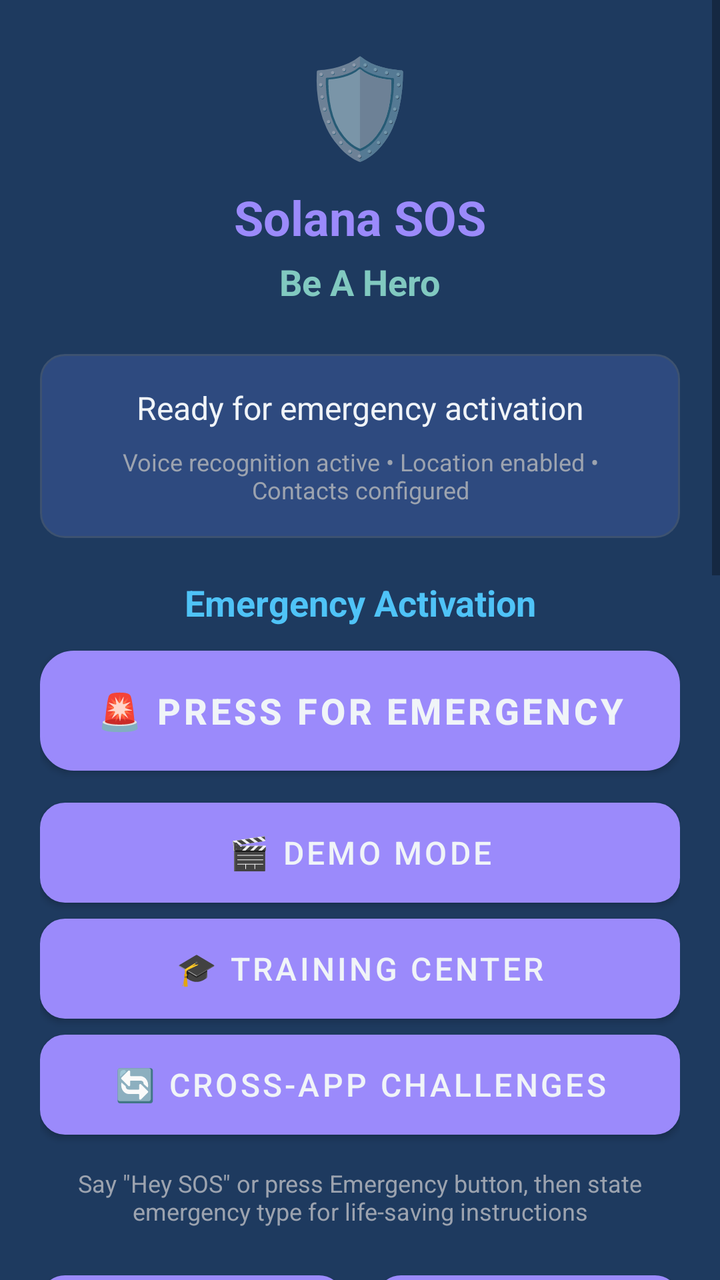
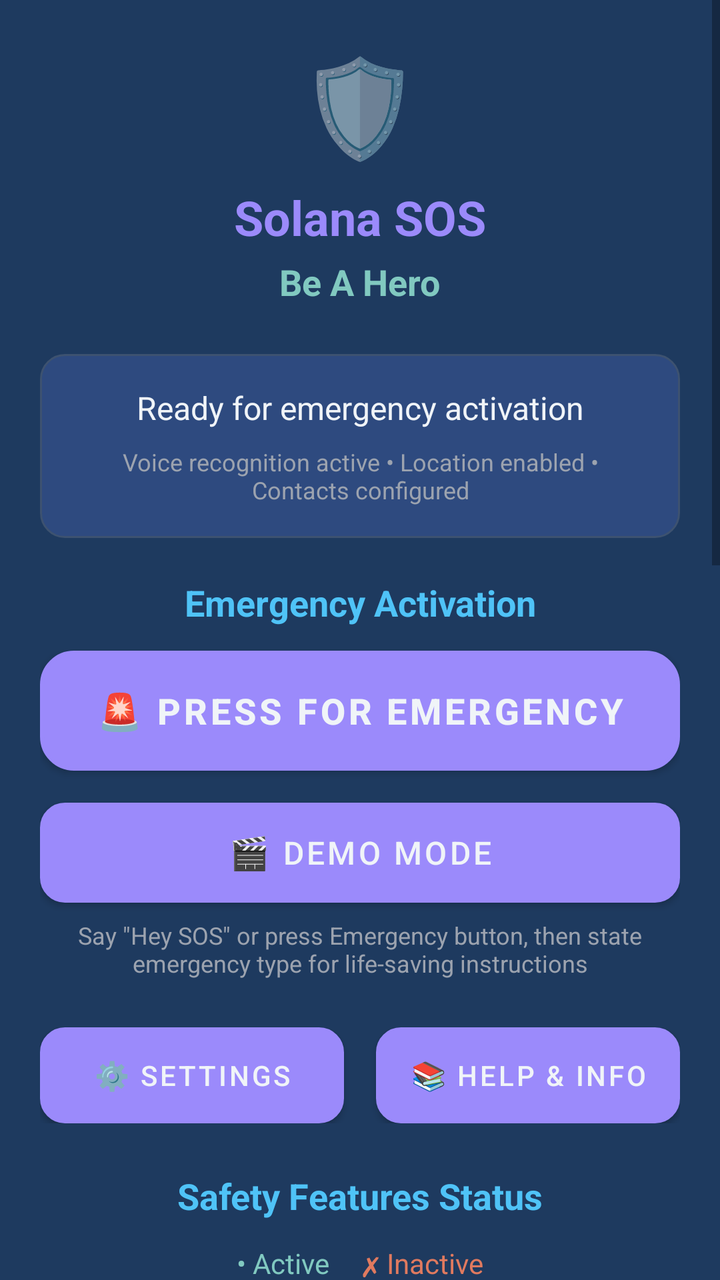

Compare the two renders of this Android layout. The source of the first and the diff that turns it into the second are given below.
<!-- AndroidManifest.xml: activity theme Theme.SolanaSOS -->
<!-- res/layout/activity_main.xml -->
<?xml version="1.0" encoding="utf-8"?>
<ScrollView xmlns:android="http://schemas.android.com/apk/res/android"
    xmlns:app="http://schemas.android.com/apk/res-auto"
    android:layout_width="match_parent"
    android:layout_height="match_parent"
    android:background="@color/deep_navy">

    <LinearLayout
        android:layout_width="match_parent"
        android:layout_height="wrap_content"
        android:orientation="vertical"
        android:padding="20dp">

        
        <LinearLayout
            android:layout_width="match_parent"
            android:layout_height="wrap_content"
            android:orientation="vertical"
            android:gravity="center"
            android:layout_marginBottom="24dp">

            <TextView
                android:layout_width="wrap_content"
                android:layout_height="wrap_content"
                android:text="🛡️"
                android:textSize="48sp"
                android:layout_marginBottom="8dp" />

            <TextView
                android:layout_width="wrap_content"
                android:layout_height="wrap_content"
                android:text="Solana SOS"
                android:textSize="24sp"
                android:textStyle="bold"
                android:textColor="@color/solana_purple"
                android:layout_marginBottom="4dp" />

            <TextView
                android:layout_width="wrap_content"
                android:layout_height="wrap_content"
                android:text="Be A Hero"
                android:textSize="18sp"
                android:textStyle="bold"
                android:textColor="@color/soft_green" />

        </LinearLayout>

        
        <LinearLayout
            android:layout_width="match_parent"
            android:layout_height="wrap_content"
            android:orientation="vertical"
            android:background="@drawable/features_card_background"
            android:padding="16dp"
            android:layout_marginBottom="20dp">

            <TextView
                android:id="@+id/tvStatus"
                android:layout_width="match_parent"
                android:layout_height="wrap_content"
                android:text="Ready for emergency activation"
                android:textSize="16sp"
                android:textColor="@color/text_primary"
                android:gravity="center"
                android:layout_marginBottom="8dp" />

            <TextView
                android:layout_width="match_parent"
                android:layout_height="wrap_content"
                android:text="Voice recognition active • Location enabled • Contacts configured"
                android:textSize="12sp"
                android:textColor="@color/text_muted"
                android:gravity="center" />

        </LinearLayout>

        
        <LinearLayout
            android:layout_width="match_parent"
            android:layout_height="wrap_content"
            android:orientation="vertical"
            android:layout_marginBottom="24dp">

            <TextView
                android:layout_width="match_parent"
                android:layout_height="wrap_content"
                android:text="Emergency Activation"
                android:textSize="18sp"
                android:textStyle="bold"
                android:textColor="#4FC3F7"
                android:gravity="center"
                android:layout_marginBottom="12dp" />

            
            <Button
                android:id="@+id/btnEmergency"
                android:layout_width="match_parent"
                android:layout_height="60dp"
                android:text="🚨 PRESS FOR EMERGENCY"
                android:textSize="18sp"
                android:textStyle="bold"
                android:background="@drawable/emergency_button_calm"
                android:textColor="@color/text_primary"
                android:layout_marginBottom="16dp" />

            
            <Button
                android:id="@+id/btnDemo"
                android:layout_width="match_parent"
                android:layout_height="50dp"
                android:text="🎬 Demo Mode"
                android:textSize="16sp"
                android:background="@drawable/action_button_background"
                android:textColor="@color/text_primary"
                android:layout_marginBottom="8dp" />

            
            <Button
                android:id="@+id/btnTraining"
                android:layout_width="match_parent"
                android:layout_height="50dp"
                android:text="🎓 Training Center"
                android:textSize="16sp"
                android:background="@drawable/action_button_background"
                android:textColor="@color/text_primary"
                android:layout_marginBottom="8dp" />

            
            <Button
                android:id="@+id/btnChallenges"
                android:layout_width="match_parent"
                android:layout_height="50dp"
                android:text="🔄 Cross-App Challenges"
                android:textSize="16sp"
                android:background="@drawable/action_button_background"
                android:textColor="@color/text_primary"
                android:layout_marginBottom="16dp" />

            <TextView
                android:layout_width="match_parent"
                android:layout_height="wrap_content"
                android:text="Say &quot;Hey SOS&quot; or press Emergency button, then state emergency type for life-saving instructions"
                android:textSize="12sp"
                android:textColor="@color/text_muted"
                android:gravity="center" />

        </LinearLayout>

        
        <LinearLayout
            android:layout_width="match_parent"
            android:layout_height="wrap_content"
            android:orientation="horizontal"
            android:layout_marginBottom="24dp">

            <Button
                android:id="@+id/btnSettings"
                android:layout_width="0dp"
                android:layout_height="48dp"
                android:layout_weight="1"
                android:text="⚙️ Settings"
                android:textSize="14sp"
                android:background="@drawable/action_button_background"
                android:textColor="@color/text_primary"
                android:layout_marginEnd="8dp" />

            <Button
                android:id="@+id/btnHelp"
                android:layout_width="0dp"
                android:layout_height="48dp"
                android:layout_weight="1"
                android:text="📚 Help &amp; Info"
                android:textSize="14sp"
                android:background="@drawable/action_button_background"
                android:textColor="@color/text_primary"
                android:layout_marginStart="8dp" />

        </LinearLayout>

        
        <LinearLayout
            android:layout_width="match_parent"
            android:layout_height="wrap_content"
            android:orientation="vertical"
            android:layout_marginBottom="24dp">

            <TextView
                android:layout_width="match_parent"
                android:layout_height="wrap_content"
                android:text="Safety Features Status"
                android:textSize="18sp"
                android:textStyle="bold"
                android:textColor="#4FC3F7"
                android:gravity="center"
                android:layout_marginBottom="12dp" />

            <LinearLayout
                android:layout_width="match_parent"
                android:layout_height="wrap_content"
                android:orientation="horizontal"
                android:gravity="center"
                android:layout_marginBottom="8dp">

                <TextView
                    android:layout_width="wrap_content"
                    android:layout_height="wrap_content"
                    android:text="• Active"
                    android:textSize="14sp"
                    android:textColor="@color/status_success"
                    android:layout_marginEnd="16dp" />

                <TextView
                    android:layout_width="wrap_content"
                    android:layout_height="wrap_content"
                    android:text="✗ Inactive"
                    android:textSize="14sp"
                    android:textColor="@color/status_inactive" />

            </LinearLayout>

            <LinearLayout
                android:layout_width="match_parent"
                android:layout_height="wrap_content"
                android:orientation="vertical"
                android:background="@drawable/features_card_background"
                android:padding="16dp">

                <LinearLayout
                    android:layout_width="match_parent"
                    android:layout_height="wrap_content"
                    android:orientation="horizontal"
                    android:layout_marginBottom="8dp">

                    <TextView
                        android:id="@+id/tvSilentSOS"
                        android:layout_width="0dp"
                        android:layout_height="wrap_content"
                        android:layout_weight="1"
                        android:text="• Silent SOS Power"
                        android:textSize="14sp"
                        android:textColor="@color/text_secondary" />

                    <TextView
                        android:id="@+id/tvSilentSOSVolume"
                        android:layout_width="0dp"
                        android:layout_height="wrap_content"
                        android:layout_weight="1"
                        android:text="• Silent SOS Volume"
                        android:textSize="14sp"
                        android:textColor="@color/text_secondary" />

                </LinearLayout>

                <LinearLayout
                    android:layout_width="match_parent"
                    android:layout_height="wrap_content"
                    android:orientation="horizontal"
                    android:layout_marginBottom="8dp">

                    <TextView
                        android:id="@+id/tvCrashDetection"
                        android:layout_width="0dp"
                        android:layout_height="wrap_content"
                        android:layout_weight="1"
                        android:text="• Crash Detection"
                        android:textSize="14sp"
                        android:textColor="@color/text_secondary" />

                    <TextView
                        android:id="@+id/tvVoiceRecognition"
                        android:layout_width="0dp"
                        android:layout_height="wrap_content"
                        android:layout_weight="1"
                        android:text="• Voice Recognition"
                        android:textSize="14sp"
                        android:textColor="@color/text_secondary" />

                </LinearLayout>

                <LinearLayout
                    android:layout_width="match_parent"
                    android:layout_height="wrap_content"
                    android:orientation="horizontal"
                    android:layout_marginBottom="8dp">

                    <TextView
                        android:id="@+id/tvTrustedNetwork"
                        android:layout_width="0dp"
                        android:layout_height="wrap_content"
                        android:layout_weight="1"
                        android:text="• Personalized Emergency Contacts"
                        android:textSize="14sp"
                        android:textColor="@color/text_secondary" />

                </LinearLayout>

                <LinearLayout
                    android:layout_width="match_parent"
                    android:layout_height="wrap_content"
                    android:orientation="horizontal"
                    android:layout_marginBottom="8dp">

                    <TextView
                        android:id="@+id/tvOfflineMode"
                        android:layout_width="0dp"
                        android:layout_height="wrap_content"
                        android:layout_weight="1"
                        android:text="• Offline Only Mode"
                        android:textSize="14sp"
                        android:textColor="@color/text_secondary" />

                    <TextView
                        android:id="@+id/tvContextAware"
                        android:layout_width="0dp"
                        android:layout_height="wrap_content"
                        android:layout_weight="1"
                        android:text="• Context-Aware"
                        android:textSize="14sp"
                        android:textColor="@color/status_success" />

                </LinearLayout>

                <LinearLayout
                    android:layout_width="match_parent"
                    android:layout_height="wrap_content"
                    android:orientation="horizontal"
                    android:layout_marginBottom="8dp">

                    <TextView
                        android:id="@+id/tvHybridMode"
                        android:layout_width="0dp"
                        android:layout_height="wrap_content"
                        android:layout_weight="1"
                        android:text="• Hybrid Offline/Online Mode"
                        android:textSize="14sp"
                        android:textColor="@color/status_success" />

                    <TextView
                        android:id="@+id/tvLocationSharing"
                        android:layout_width="0dp"
                        android:layout_height="wrap_content"
                        android:layout_weight="1"
                        android:text="• Location Sharing"
                        android:textSize="14sp"
                        android:textColor="@color/status_success" />

                </LinearLayout>

                <LinearLayout
                    android:layout_width="match_parent"
                    android:layout_height="wrap_content"
                    android:orientation="horizontal">

                    <TextView
                        android:id="@+id/tvBlockchain"
                        android:layout_width="0dp"
                        android:layout_height="wrap_content"
                        android:layout_weight="1"
                        android:text="• Blockchain Secure"
                        android:textSize="14sp"
                        android:textColor="@color/status_success" />

                </LinearLayout>

            </LinearLayout>

        </LinearLayout>

        
        <LinearLayout
            android:layout_width="match_parent"
            android:layout_height="wrap_content"
            android:orientation="vertical"
            android:layout_marginBottom="24dp">

            <TextView
                android:layout_width="match_parent"
                android:layout_height="wrap_content"
                android:text="SOS Hero Status"
                android:textSize="18sp"
                android:textStyle="bold"
                android:textColor="#4FC3F7"
                android:gravity="center"
                android:layout_marginBottom="12dp" />

            <LinearLayout
                android:layout_width="match_parent"
                android:layout_height="wrap_content"
                android:orientation="vertical"
                android:background="@drawable/features_card_background"
                android:padding="16dp">

                <LinearLayout
                    android:layout_width="match_parent"
                    android:layout_height="wrap_content"
                    android:orientation="horizontal">

                    <LinearLayout
                        android:layout_width="0dp"
                        android:layout_height="wrap_content"
                        android:layout_weight="1"
                        android:orientation="vertical"
                        android:gravity="center">

                        <TextView
                            android:id="@+id/tvHeroLevel"
                            android:layout_width="wrap_content"
                            android:layout_height="wrap_content"
                            android:text="Hero Level: 3"
                            android:textSize="14sp"
                            android:textColor="#00D4FF"
                            android:layout_gravity="center" />

                        <TextView
                            android:id="@+id/tvHeroXP"
                            android:layout_width="wrap_content"
                            android:layout_height="wrap_content"
                            android:text="XP: 1,250"
                            android:textSize="14sp"
                            android:textColor="@color/soft_green"
                            android:layout_gravity="center" />

                    </LinearLayout>

                    <LinearLayout
                        android:layout_width="0dp"
                        android:layout_height="wrap_content"
                        android:layout_weight="1"
                        android:orientation="vertical"
                        android:gravity="center">

                        <TextView
                            android:id="@+id/tvBonkBalance"
                            android:layout_width="wrap_content"
                            android:layout_height="wrap_content"
                            android:text="BONK: 100"
                            android:textSize="14sp"
                            android:textColor="#F7931A" />

                        <TextView
                            android:id="@+id/tvSkrBalance"
                            android:layout_width="wrap_content"
                            android:layout_height="wrap_content"
                            android:text="SKR: 25"
                            android:textSize="14sp"
                            android:textColor="@color/solana_purple" />

                    </LinearLayout>

                </LinearLayout>

                
                <LinearLayout
                    android:layout_width="match_parent"
                    android:layout_height="wrap_content"
                    android:orientation="vertical"
                    android:layout_marginTop="12dp">

                    <TextView
                        android:id="@+id/tvNextLevel"
                        android:layout_width="match_parent"
                        android:layout_height="wrap_content"
                        android:text="Next level: 250 XP needed"
                        android:textSize="12sp"
                        android:textColor="@color/text_muted"
                        android:gravity="center"
                        android:layout_marginBottom="4dp" />

                    <ProgressBar
                        android:id="@+id/progressBar"
                        style="?android:attr/progressBarStyleHorizontal"
                        android:layout_width="match_parent"
                        android:layout_height="6dp"
                        android:progress="50"
                        android:progressTint="@color/soft_green"
                        android:backgroundTint="@color/status_inactive" />

                </LinearLayout>

            </LinearLayout>

        </LinearLayout>

        
        <LinearLayout
            android:layout_width="match_parent"
            android:layout_height="wrap_content"
            android:orientation="vertical"
            android:layout_marginBottom="24dp">

            <TextView
                android:layout_width="match_parent"
                android:layout_height="wrap_content"
                android:text="Manual Actions"
                android:textSize="18sp"
                android:textStyle="bold"
                android:textColor="#4FC3F7"
                android:gravity="center"
                android:layout_marginBottom="12dp" />

            <LinearLayout
                android:id="@+id/emergencyOptionsLayout"
                android:layout_width="match_parent"
                android:layout_height="wrap_content"
                android:orientation="vertical"
                android:visibility="visible"
                android:background="@drawable/features_card_background"
                android:padding="16dp"
                android:layout_marginBottom="16dp">

                <Button
                    android:layout_width="match_parent"
                    android:layout_height="40dp"
                    android:text="🆘 Call 911"
                    android:textSize="14sp"
                    android:background="@drawable/emergency_action_button"
                    android:textColor="@color/text_primary"
                    android:layout_marginBottom="4dp" />

                <Button
                    android:layout_width="match_parent"
                    android:layout_height="40dp"
                    android:text="📍 Share Location"
                    android:textSize="14sp"
                    android:background="@drawable/emergency_action_button"
                    android:textColor="@color/text_primary"
                    android:layout_marginBottom="4dp" />

                <Button
                    android:layout_width="match_parent"
                    android:layout_height="40dp"
                    android:text="📞 Alert Contacts"
                    android:textSize="14sp"
                    android:background="@drawable/emergency_action_button"
                    android:textColor="@color/text_primary" />

            </LinearLayout>

        </LinearLayout>

        
        <LinearLayout
            android:id="@+id/emergencyLayout"
            android:layout_width="match_parent"
            android:layout_height="wrap_content"
            android:orientation="vertical"
            android:visibility="gone"
            android:background="@drawable/emergency_response_background"
            android:padding="16dp">

            <TextView
                android:id="@+id/tvEmergencyType"
                android:layout_width="match_parent"
                android:layout_height="wrap_content"
                android:text="EMERGENCY TYPE"
                android:textSize="20sp"
                android:textStyle="bold"
                android:textColor="@color/text_primary"
                android:gravity="center"
                android:layout_marginBottom="12dp" />

            <TextView
                android:id="@+id/tvInstructions"
                android:layout_width="match_parent"
                android:layout_height="wrap_content"
                android:text="Emergency instructions will appear here..."
                android:textSize="16sp"
                android:textColor="@color/instruction_text"
                android:lineSpacingExtra="4dp" />

        </LinearLayout>

    </LinearLayout>

</ScrollView>
<!-- resources referenced by this layout -->
<resources>
  <color name="deep_navy">#1E3A5F</color>
  <color name="instruction_text">#F0F4F8</color>
  <color name="soft_green">#81C9C0</color>
  <color name="solana_purple">#9B8AFB</color>
  <color name="status_inactive">#E07A5F</color>
  <color name="status_success">#81C9C0</color>
  <color name="text_muted">#9CA3AF</color>
  <color name="text_primary">#F0F4F8</color>
  <color name="text_secondary">#B0C4DE</color>
  <!-- drawable action_button_background (drawable) -->
  <?xml version="1.0" encoding="utf-8"?>
  <ripple xmlns:android="http://schemas.android.com/apk/res/android"
      android:color="@color/solana_purple_light">
      <item>
          <shape android:shape="rectangle">
              <solid android:color="@color/background_card" />
              <corners android:radius="12dp" />
              <stroke android:width="1dp" android:color="@color/background_surface" />
          </shape>
      </item>
  </ripple>
  <!-- drawable emergency_action_button (drawable) -->
  <?xml version="1.0" encoding="utf-8"?>
  <ripple xmlns:android="http://schemas.android.com/apk/res/android"
      android:color="#FF5722">
      <item>
          <shape android:shape="rectangle">
              <solid android:color="#FF5722" />
              <corners android:radius="8dp" />
              <stroke android:width="1dp" android:color="#E64A19" />
          </shape>
      </item>
  </ripple>
  <!-- drawable emergency_button_calm (drawable) -->
  <?xml version="1.0" encoding="utf-8"?>
  <ripple xmlns:android="http://schemas.android.com/apk/res/android"
      android:color="@color/soft_green_light">
      <item>
          <shape android:shape="rectangle">
              <solid android:color="@color/soft_green" />
              <corners android:radius="16dp" />
              <stroke android:width="2dp" android:color="@color/soft_green_dark" />
          </shape>
      </item>
  </ripple>
  <!-- drawable emergency_response_background (drawable) -->
  <?xml version="1.0" encoding="utf-8"?>
  <shape xmlns:android="http://schemas.android.com/apk/res/android"
      android:shape="rectangle">
      <solid android:color="#FFEBEE" />
      <corners android:radius="12dp" />
      <stroke android:width="3dp" android:color="#E74C3C" />
  </shape>
  <!-- drawable features_card_background (drawable) -->
  <?xml version="1.0" encoding="utf-8"?>
  <shape xmlns:android="http://schemas.android.com/apk/res/android"
      android:shape="rectangle">
      <solid android:color="@color/background_card" />
      <corners android:radius="12dp" />
      <stroke android:width="1dp" android:color="@color/background_surface" />
  </shape>
  <style name="Theme.SolanaSOS" parent="Theme.MaterialComponents.DayNight.DarkActionBar">
              <item name="colorPrimary">@color/solana_purple</item>
      <item name="colorPrimaryVariant">@color/solana_purple_dark</item>
      <item name="colorOnPrimary">@android:color/white</item>
      <item name="colorSecondary">@color/soft_green</item>
      <item name="colorSecondaryVariant">@color/soft_green_dark</item>
          <item name="colorOnSecondary">@android:color/white</item>
          <item name="android:statusBarColor">?attr/colorPrimaryVariant</item>
          
          
          <item name="colorControlActivated">@color/soft_green</item>
      </style>
  <color name="solana_purple_light">#B8A9FC</color>
  <color name="background_card">#2E4A7F</color>
  <color name="background_surface">#3D5270</color>
  <color name="soft_green_light">#A8D8D0</color>
  <color name="soft_green_dark">#5AB8A8</color>
  <color name="solana_purple_dark">#7A6BDB</color>
</resources>

<!-- the commit's change to res/layout/activity_main.xml (unified diff, before → after) -->
@@ -113,28 +113,6 @@
                 android:background="@drawable/action_button_background"
                 android:textColor="@color/text_primary"
                 android:layout_marginBottom="8dp" />
-
-            
-            <Button
-                android:id="@+id/btnTraining"
-                android:layout_width="match_parent"
-                android:layout_height="50dp"
-                android:text="🎓 Training Center"
-                android:textSize="16sp"
-                android:background="@drawable/action_button_background"
-                android:textColor="@color/text_primary"
-                android:layout_marginBottom="8dp" />
-
-            
-            <Button
-                android:id="@+id/btnChallenges"
-                android:layout_width="match_parent"
-                android:layout_height="50dp"
-                android:text="🔄 Cross-App Challenges"
-                android:textSize="16sp"
-                android:background="@drawable/action_button_background"
-                android:textColor="@color/text_primary"
-                android:layout_marginBottom="16dp" />
 
             <TextView
                 android:layout_width="match_parent"
@@ -373,6 +351,37 @@
             android:orientation="vertical"
             android:layout_marginBottom="24dp">
 
+            
+            <Button
+                android:id="@+id/btnTraining"
+                android:layout_width="match_parent"
+                android:layout_height="50dp"
+                android:text="🎓 Training Center"
+                android:textSize="16sp"
+                android:background="@drawable/action_button_background"
+                android:textColor="@color/text_primary"
+                android:layout_marginBottom="8dp" />
+
+            
+            <Button
+                android:id="@+id/btnChallenges"
+                android:layout_width="match_parent"
+                android:layout_height="50dp"
+                android:text="🔄 Cross-App Challenges"
+                android:textSize="16sp"
+                android:background="@drawable/action_button_background"
+                android:textColor="@color/text_primary"
+                android:layout_marginBottom="16dp" />
+
+        </LinearLayout>
+
+        
+        <LinearLayout
+            android:layout_width="match_parent"
+            android:layout_height="wrap_content"
+            android:orientation="vertical"
+            android:layout_marginBottom="24dp">
+
             <TextView
                 android:layout_width="match_parent"
                 android:layout_height="wrap_content"
